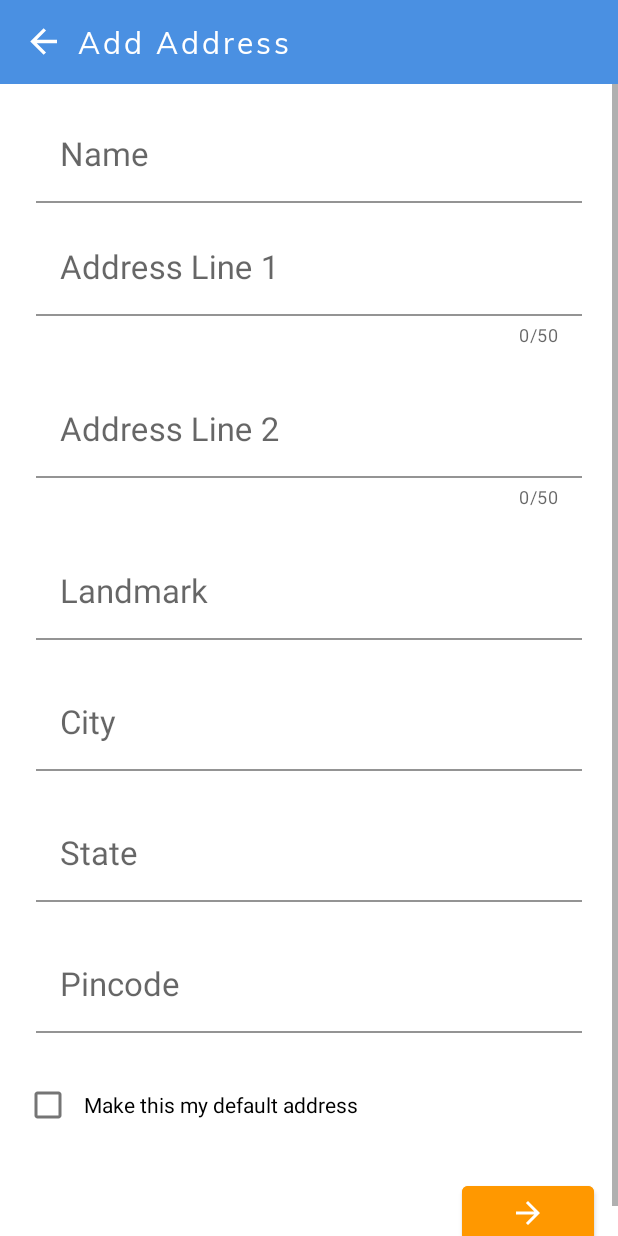
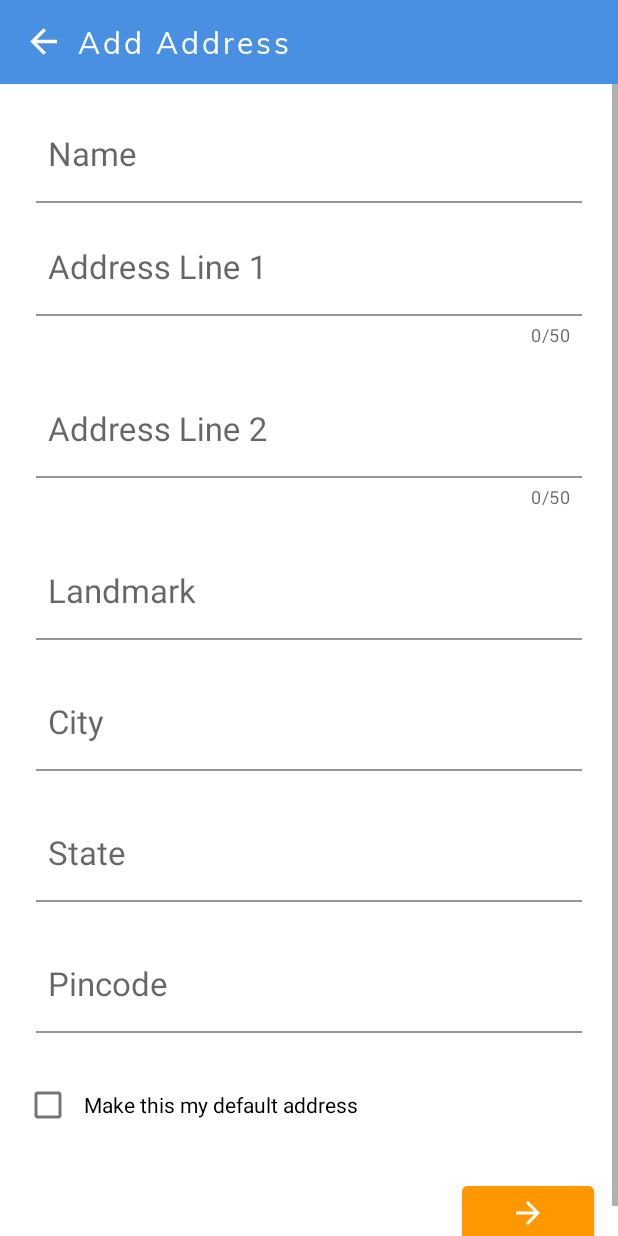
Before and after one commit to varshneyankit/AddressMemoExercise, an Android app: the CreateAddressFragment screen opened through its navigation route, on a phone screen of 412 x 824 dp. Run offline under Robolectric (Android 15) with nearby library versions, the phone set to English and light mode, and no system bars; 1 statement that could not run was skipped.

```diff
--- a/app/src/main/res/layout/fragment_create_address.xml
+++ b/app/src/main/res/layout/fragment_create_address.xml
@@ -1,11 +1,10 @@
 <?xml version="1.0" encoding="utf-8"?>
-<LinearLayout xmlns:android="http://schemas.android.com/apk/res/android"
+<RelativeLayout xmlns:android="http://schemas.android.com/apk/res/android"
     xmlns:app="http://schemas.android.com/apk/res-auto"
     xmlns:tools="http://schemas.android.com/tools"
     android:id="@+id/create_address_root"
     android:layout_width="match_parent"
     android:layout_height="match_parent"
-    android:orientation="vertical"
     tools:context=".CreateAddressFragment">
 
     <androidx.appcompat.widget.Toolbar
@@ -37,7 +36,8 @@
 
     <ScrollView
         android:layout_width="match_parent"
-        android:layout_height="match_parent">
+        android:layout_height="match_parent"
+        android:layout_below="@+id/toolbar">
 
         <LinearLayout
             android:layout_width="match_parent"
@@ -57,8 +57,10 @@
                     android:layout_width="match_parent"
                     android:layout_height="wrap_content"
                     android:hint="@string/create_address_hint_name"
+                    android:inputType="textAutoCorrect"
                     android:maxLength="30"
-                    android:inputType="textAutoCorrect"
+                    android:paddingStart="8dp"
+                    android:paddingEnd="8dp"
                     android:singleLine="true"
                     android:textAppearance="@android:style/TextAppearance.DeviceDefault.Large" />
             </com.google.android.material.textfield.TextInputLayout>
@@ -70,8 +72,8 @@
                 android:layout_marginHorizontal="24dp"
                 android:layout_marginVertical="12dp"
                 app:boxBackgroundColor="@color/white"
-                app:counterMaxLength="50"
-                app:counterEnabled="true">
+                app:counterEnabled="true"
+                app:counterMaxLength="50">
 
                 <EditText
                     android:id="@+id/create_address_line1_edit_text"
@@ -79,8 +81,10 @@
                     android:layout_height="wrap_content"
                     android:hint="@string/create_address_hint_address_1"
                     android:inputType="textAutoCorrect"
+                    android:maxLength="50"
                     android:maxLines="1"
-                    android:maxLength="50"
+                    android:paddingStart="8dp"
+                    android:paddingEnd="8dp"
                     android:textAppearance="@android:style/TextAppearance.DeviceDefault.Large" />
             </com.google.android.material.textfield.TextInputLayout>
 
@@ -91,8 +95,8 @@
                 android:layout_marginHorizontal="24dp"
                 android:layout_marginVertical="12dp"
                 app:boxBackgroundColor="@color/white"
-                app:counterMaxLength="50"
-                app:counterEnabled="true">
+                app:counterEnabled="true"
+                app:counterMaxLength="50">
 
                 <EditText
                     android:id="@+id/create_address_line2_edit_text"
@@ -100,8 +104,10 @@
                     android:layout_height="wrap_content"
                     android:hint="@string/create_address_hint_address_2"
                     android:inputType="textAutoCorrect"
+                    android:maxLength="50"
                     android:maxLines="1"
-                    android:maxLength="50"
+                    android:paddingStart="8dp"
+                    android:paddingEnd="8dp"
                     android:textAppearance="@android:style/TextAppearance.DeviceDefault.Large" />
             </com.google.android.material.textfield.TextInputLayout>
 
@@ -119,8 +125,10 @@
                     android:layout_height="wrap_content"
                     android:hint="@string/create_address_hint_landmark"
                     android:inputType="textAutoCorrect"
+                    android:maxLength="25"
                     android:maxLines="1"
-                    android:maxLength="25"
+                    android:paddingStart="8dp"
+                    android:paddingEnd="8dp"
                     android:textAppearance="@android:style/TextAppearance.DeviceDefault.Large" />
             </com.google.android.material.textfield.TextInputLayout>
 
@@ -137,9 +145,11 @@
                     android:layout_width="match_parent"
                     android:layout_height="wrap_content"
                     android:hint="@string/create_address_hint_city"
+                    android:inputType="textAutoCorrect"
                     android:maxLength="25"
-                    android:inputType="textAutoCorrect"
                     android:maxLines="1"
+                    android:paddingStart="8dp"
+                    android:paddingEnd="8dp"
                     android:textAppearance="@android:style/TextAppearance.DeviceDefault.Large" />
             </com.google.android.material.textfield.TextInputLayout>
 
@@ -156,8 +166,10 @@
                     android:layout_width="match_parent"
                     android:layout_height="wrap_content"
                     android:hint="@string/create_address_hint_state"
+                    android:inputType="textAutoCorrect"
                     android:maxLength="25"
-                    android:inputType="textAutoCorrect"
+                    android:paddingStart="8dp"
+                    android:paddingEnd="8dp"
                     android:singleLine="true"
                     android:textAppearance="@android:style/TextAppearance.DeviceDefault.Large" />
             </com.google.android.material.textfield.TextInputLayout>
@@ -175,9 +187,11 @@
                     android:layout_width="match_parent"
                     android:layout_height="wrap_content"
                     android:hint="@string/create_address_hint_pincode"
+                    android:inputType="number"
+                    android:maxLength="6"
                     android:maxLines="1"
-                    android:maxLength="6"
-                    android:inputType="number"
+                    android:paddingStart="8dp"
+                    android:paddingEnd="8dp"
                     android:textAppearance="@android:style/TextAppearance.DeviceDefault.Large" />
             </com.google.android.material.textfield.TextInputLayout>
 
@@ -205,4 +219,8 @@
                 android:padding="8dp" />
         </LinearLayout>
     </ScrollView>
-</LinearLayout>
+
+    <include
+        layout="@layout/progress_bar_light_background"
+        android:visibility="gone" />
+</RelativeLayout>
```
Also changed, not shown: app/src/main/java/com/assignment/addressmemo/CreateAddressFragment.java (+49 -19 lines), app/src/main/java/com/assignment/addressmemo/MainViewModel.java (+23 -3 lines), app/src/main/res/layout/progress_bar_light_background.xml (added, +17 -0 lines).
